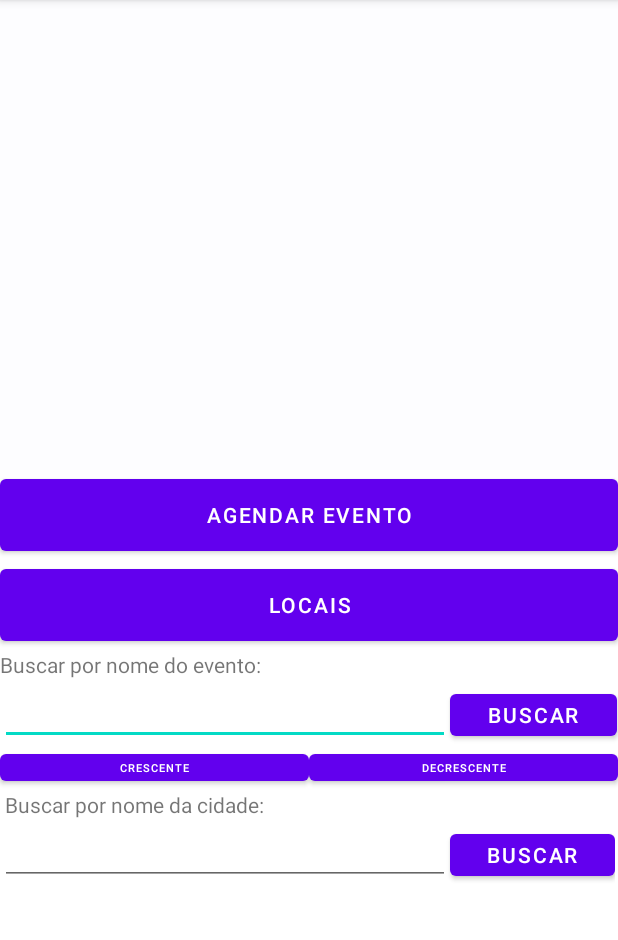
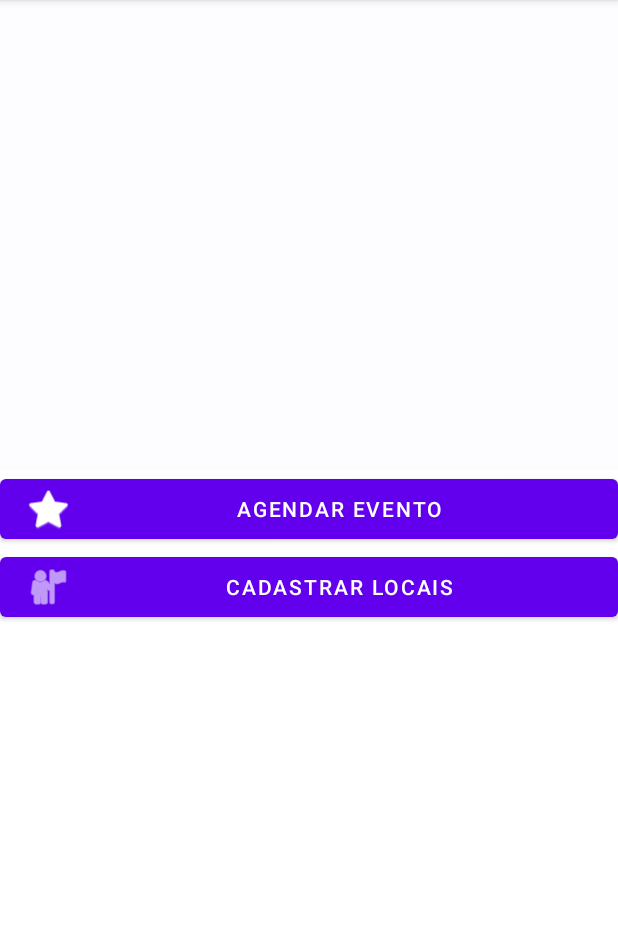
Before and after one commit to costamarcelow/CadastroDeEventosSenai, an Android app: the screen it shows after launch (MainActivity), on a phone screen of 412 x 824 dp, the part 84-1024 px from its top. Run offline under Robolectric (Android 15) with nearby library versions, the phone set to English and light mode, and no system bars.

Commit message:
CadastroDeEventosSenai

```diff
--- a/app/src/main/res/layout/activity_main.xml
+++ b/app/src/main/res/layout/activity_main.xml
@@ -1,5 +1,6 @@
 <?xml version="1.0" encoding="utf-8"?>
 <LinearLayout xmlns:android="http://schemas.android.com/apk/res/android"
+    xmlns:app="http://schemas.android.com/apk/res-auto"
     xmlns:tools="http://schemas.android.com/tools"
     android:layout_width="match_parent"
     android:layout_height="match_parent"
@@ -15,43 +16,23 @@
     <Button
         android:id="@+id/btn_agendarEvento"
         android:layout_width="match_parent"
-        android:layout_height="60dp"
+        android:layout_height="wrap_content"
         android:onClick="onClickAgendarEvento"
-        android:text="Agendar Evento" />
+        android:text="Agendar Evento"
+        android:textSize="14sp"
+        app:icon="@android:drawable/btn_star" />
 
     <Button
         android:id="@+id/btnLocal"
         android:layout_width="match_parent"
-        android:layout_height="60dp"
+        android:layout_height="wrap_content"
         android:onClick="onClickLocais"
-        android:text="Locais" />
-
-    <TextView
-        android:id="@+id/textView_buscarNomeEvento"
-        android:layout_width="match_parent"
-        android:layout_height="wrap_content"
-        android:text="Buscar por nome do evento: " />
+        android:text="Cadastrar Locais"
+        app:icon="@android:drawable/ic_menu_myplaces" />
 
     <LinearLayout
         android:layout_width="match_parent"
-        android:layout_height="wrap_content">
-
-        <EditText
-            android:id="@+id/editText_buscarNomeEvento"
-            android:layout_width="300dp"
-            android:layout_height="44dp"
-            android:ems="10"
-            android:inputType="textPersonName" />
-
-        <Button
-            android:id="@+id/btn_buscarNomeEvento"
-            android:layout_width="111dp"
-            android:layout_height="40dp"
-            android:onClick="onClickBuscarNome"
-            android:text="Buscar"
-            android:textSize="14sp" />
-
-    </LinearLayout>
+        android:layout_height="wrap_content" />
 
     <LinearLayout
         android:layout_width="match_parent"
@@ -61,26 +42,7 @@
         <LinearLayout
             android:layout_width="match_parent"
             android:layout_height="match_parent"
-            android:orientation="horizontal">
-
-            <Button
-                android:id="@+id/btn_crescente"
-                android:layout_width="wrap_content"
-                android:layout_height="30dp"
-                android:layout_weight="1"
-                android:onClick="onClickCrescente"
-                android:text="Crescente"
-                android:textSize="7sp" />
-
-            <Button
-                android:id="@+id/btn_descrecente"
-                android:layout_width="wrap_content"
-                android:layout_height="30dp"
-                android:layout_weight="1"
-                android:onClick="onClickDecrescente"
-                android:text="Decrescente"
-                android:textSize="7sp" />
-        </LinearLayout>
+            android:orientation="horizontal" />
     </LinearLayout>
 
     <LinearLayout
@@ -91,34 +53,10 @@
     <LinearLayout
         android:layout_width="match_parent"
         android:layout_height="wrap_content"
-        android:orientation="horizontal">
-
-        <TextView
-            android:id="@+id/textView4_buscarNomeCidade"
-            android:layout_width="match_parent"
-            android:layout_height="wrap_content"
-            android:text=" Buscar por nome da cidade:" />
-
-    </LinearLayout>
+        android:orientation="horizontal" />
 
     <LinearLayout
         android:layout_width="wrap_content"
-        android:layout_height="wrap_content">
-
-        <EditText
-            android:id="@+id/editText_buscarNomeCidade"
-            android:layout_width="300dp"
-            android:layout_height="44dp"
-            android:ems="10"
-            android:inputType="textPersonName" />
-
-        <Button
-            android:id="@+id/btn_buscarCidade"
-            android:layout_width="110dp"
-            android:layout_height="40dp"
-            android:onClick="onClickBuscarCidade"
-            android:text="Buscar" />
-
-    </LinearLayout>
+        android:layout_height="wrap_content" />
 
 </LinearLayout>
```
Also changed, not shown: app/src/main/java/br/senai/cadastrodeeventossenai/MainActivity.java (+0 -68 lines), app/src/main/res/layout/activity_cadastrar_evento.xml (+13 -6 lines), app/src/main/res/layout/activity_cadastrar_local.xml (+10 -3 lines), app/src/main/res/layout/activity_listar_locais.xml (+10 -5 lines), app/src/main/res/drawable-pt-rBR/places__1_.png (added).
